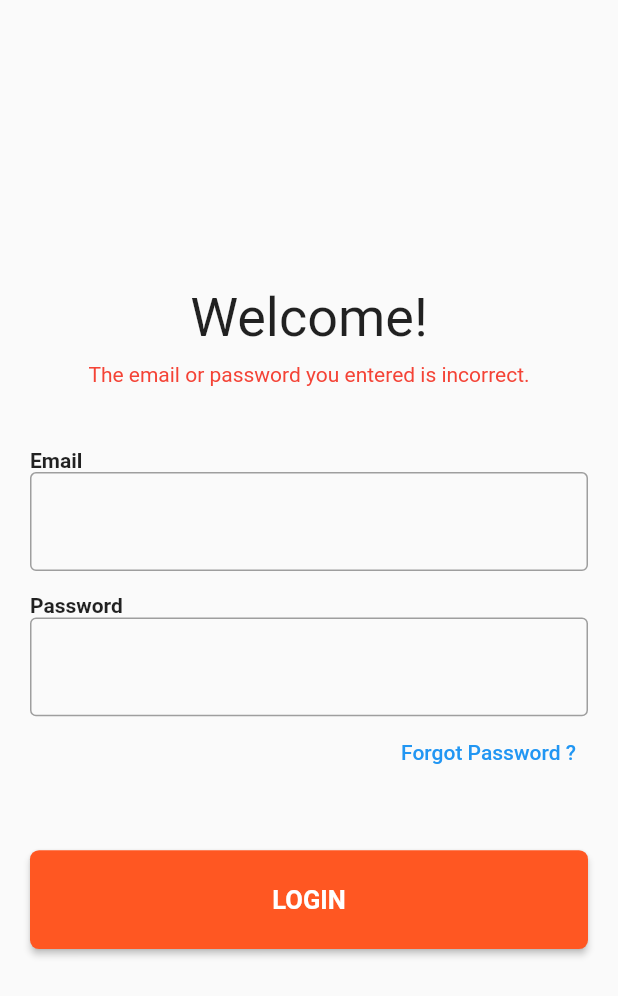
After one commit to PranayRudra-3107/figma_1, a Flutter app: the Login screen opened directly, on a phone screen of 412 x 824 dp. The commit adds this screen. Shown: the top 996 px of the screen. Run offline on Flutter 3.47's test engine with Material 2 defaults, Android fonts, the light colour scheme and no system bars; network calls fail.

Commit message:
login screen added

```diff
--- /dev/null
+++ b/lib/login.dart
@@ -0,0 +1,91 @@
+import 'package:flutter/material.dart';
+class Login extends StatefulWidget {
+  const Login({Key? key}) : super(key: key);
+
+  @override
+  State<Login> createState() => _LoginState();
+}
+
+class _LoginState extends State<Login> {
+  @override
+  Widget build(BuildContext context)=>Scaffold(
+    body: Container(
+      margin: EdgeInsets.symmetric(horizontal: 20),
+      child: LayoutBuilder(builder: (ctx,constrains){
+        return Column(
+          mainAxisAlignment: MainAxisAlignment.center,
+          children: [
+            Text('Welcome!',style: TextStyle(
+              fontSize: 36,
+            ),),
+            SizedBox(
+              height: constrains.maxHeight * 0.01,
+            ),
+            Text('The email or password you entered is incorrect.',style: TextStyle(color: Colors.red),),
+            SizedBox(height: constrains.maxHeight *0.05,),
+            Row(
+              children: [
+                Text('Email',style: TextStyle(fontWeight: FontWeight.bold),),
+              ],
+            ),
+            Container(
+              height: constrains.maxHeight*0.08,
+              decoration: BoxDecoration(
+                border: Border.all(width: 1,color: Colors.grey),
+                borderRadius: BorderRadius.circular(4)
+              ),
+              child: Center(
+                child: TextField(
+                  decoration: InputDecoration(
+                    border: InputBorder.none,
+                  ),
+                ),
+              ),
+            ),
+            SizedBox(height: 15),
+            Row(
+              children: [
+                Text('Password',style: TextStyle(fontWeight: FontWeight.bold),),
+              ],
+            ),
+            Container(
+              height: constrains.maxHeight*0.08,
+              decoration: BoxDecoration(
+                  border: Border.all(width: 1,color: Colors.grey),
+                  borderRadius: BorderRadius.circular(4)
+              ),
+              child: Center(
+                child: TextField(
+                  decoration: InputDecoration(
+                    border: InputBorder.none,
+                  ),
+                ),
+              ),
+            ),
+            Row(
+              mainAxisAlignment: MainAxisAlignment.end,
+              children: [
+                TextButton(onPressed: (){}, child: Text('Forgot Password ?',style: TextStyle(color: Colors.blue),))
+              ],
+            ),
+            Container(
+              height: constrains.maxHeight*0.08,
+              width: double.infinity,
+              margin: EdgeInsets.only(top: constrains.maxHeight*0.05),
+              child: ElevatedButton(
+                onPressed: (){
+
+                },
+                child: Text('LOGIN',style: TextStyle(fontWeight: FontWeight.bold , fontSize: 17),),
+                style: ElevatedButton.styleFrom(
+                  primary: Colors.deepOrange,
+                  shape: RoundedRectangleBorder(borderRadius: BorderRadius.circular(6))
+                ),
+              ),
+            )
+          ],
+        );
+      })
+    )
+  );
+}
```
Also changed, not shown: lib/appSettings.dart (added, +45 -0 lines), lib/machineDetails.dart (+36 -23 lines), lib/main.dart (+21 -12 lines), lib/profileDetails.dart (added, +60 -0 lines), lib/trailsDetails.dart (+19 -2 lines).
